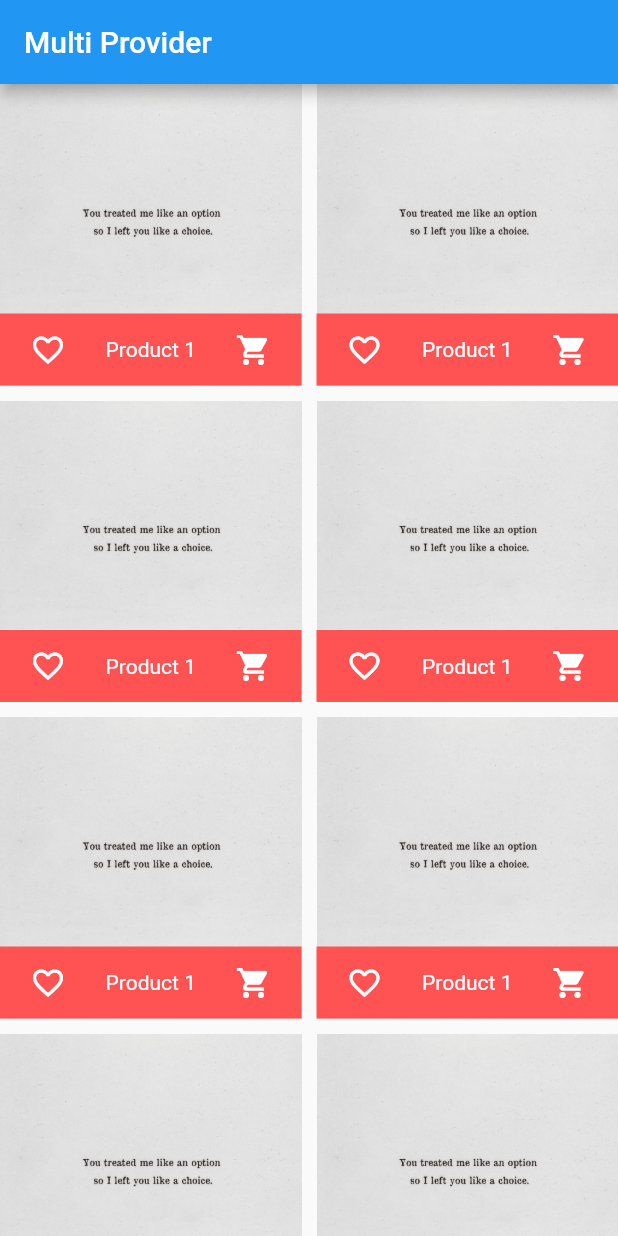
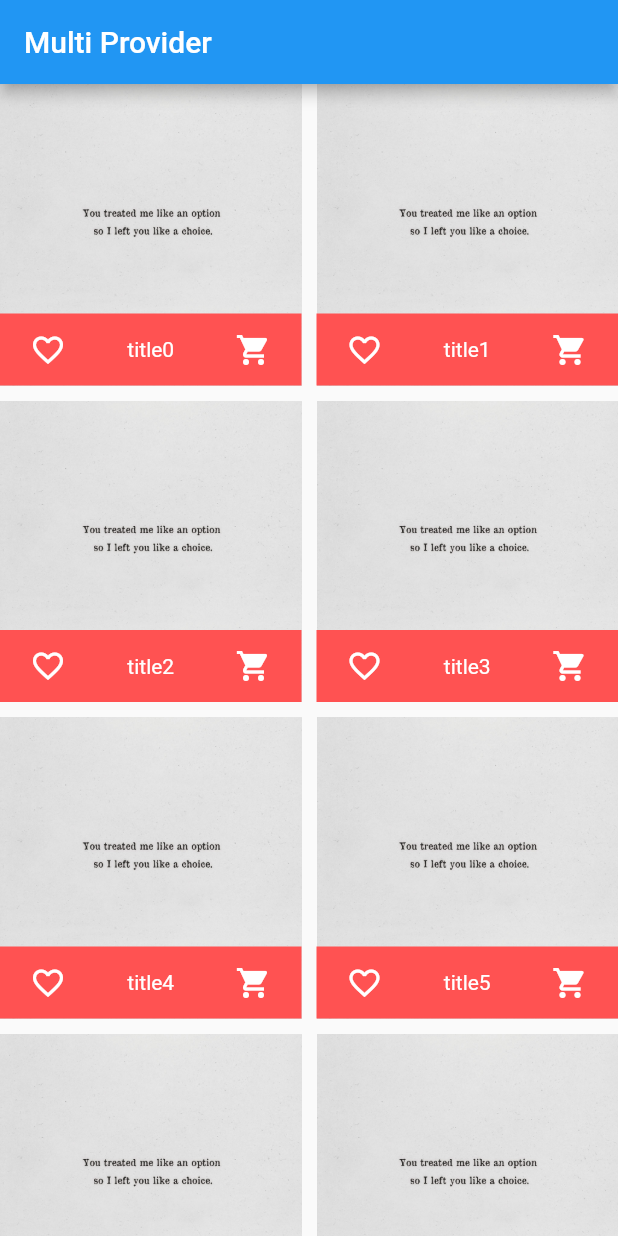
Before and after one commit to dimaszulfa/multiprovider, a Flutter app: the screen it shows after launch, on a phone screen of 412 x 824 dp. Run offline on Flutter 3.47's test engine with Material 2 defaults, Android fonts, the phone set to English and light mode, and no system bars.

Commit message:
add models

```diff
--- a/lib/main.dart
+++ b/lib/main.dart
@@ -1,6 +1,7 @@
 import 'dart:developer';
 
 import 'package:flutter/material.dart';
+import 'package:multiprovider/models/product.dart';
 import 'package:multiprovider/views/detail/detail_product.dart';
 
 void main() {
@@ -18,13 +19,21 @@ class MyApp extends StatelessWidget {
 }
 
 class MyHomeApp extends StatelessWidget {
+  final List<Product> dataList = List.generate(
+      100,
+      (index) => Product(
+          name: "product$index",
+          title: "title$index",
+          price: 1000.0 + index.toDouble(),
+          qty: index));
+
   @override
   Widget build(BuildContext context) {
     return Scaffold(
-        appBar: AppBar(title: Text("Multi Provider")),
+        appBar: AppBar(title: const Text("Multi Provider")),
         body: GridView.builder(
-          itemCount: 100,
-          gridDelegate: SliverGridDelegateWithFixedCrossAxisCount(
+          itemCount: dataList.length,
+          gridDelegate: const SliverGridDelegateWithFixedCrossAxisCount(
               crossAxisCount: 2, mainAxisSpacing: 10, crossAxisSpacing: 10),
           itemBuilder: (context, index) {
             return GridTile(
@@ -37,7 +46,9 @@ class MyHomeApp extends StatelessWidget {
               footer: GridTileBar(
                 backgroundColor: Colors.redAccent,
                 title: Text(
-                  "Product 1",
+                  (dataList.isNotEmpty)
+                      ? dataList[index].title
+                      : "Tidak ada data",
                   textAlign: TextAlign.center,
                 ),
                 leading: IconButton(
--- a/lib/models/product.dart
+++ b/lib/models/product.dart
@@ -1,10 +1,16 @@
 import 'package:flutter/material.dart';
 
 class Product with ChangeNotifier {
-  final String? name;
-  final String? title;
-  final double? price;
-  final int? qty;
+  final String name;
+  final String title;
+  final double price;
+  final int qty;
+  bool isFavorite;
 
-  Product({this.name, this.title, this.price, this.qty});
+  Product(
+      {required this.name,
+      required this.title,
+      required this.price,
+      required this.qty,
+      this.isFavorite = false});
 }
```
